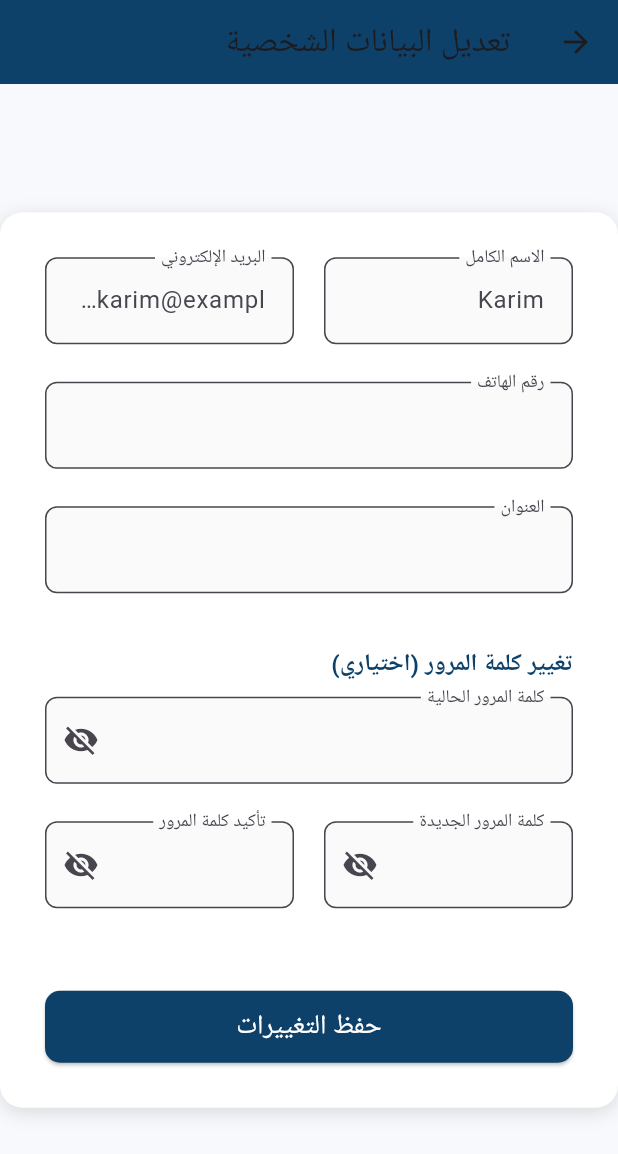
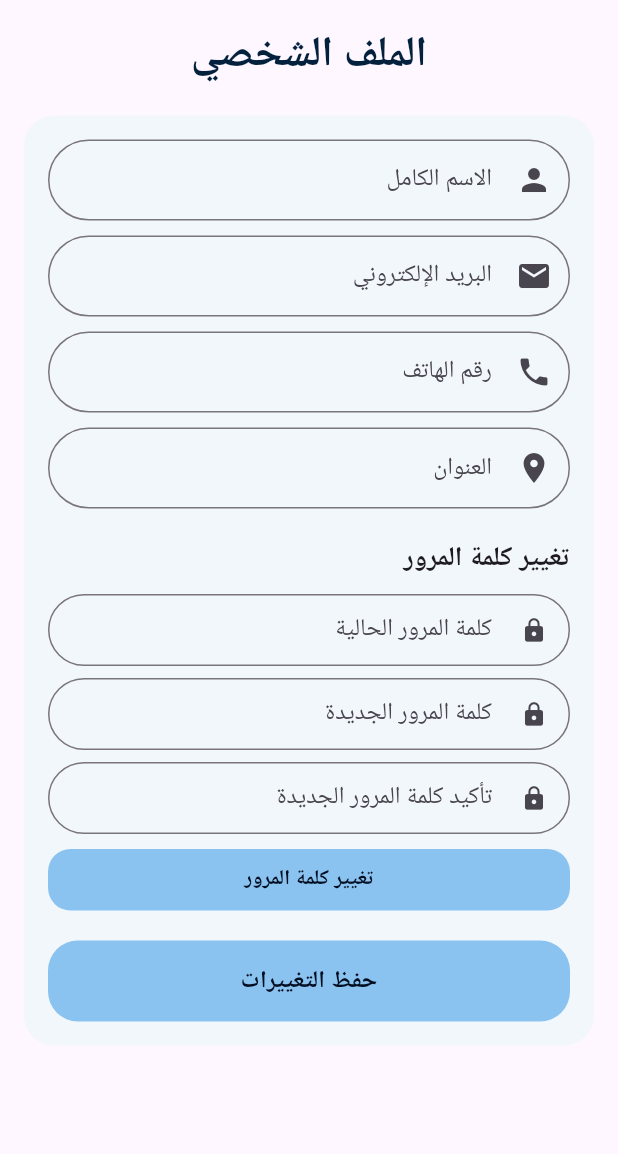
Before and after one commit to maiatef18/Mos3efFlutter, a Flutter app: the PatientProfileScreen screen opened directly, on a phone screen of 412 x 824 dp. Shown: the top 1154 px of the screen. Run offline on Flutter 3.47's test engine with Material 3 defaults, Android fonts, the phone set to English and light mode, and no system bars; our stand-ins replace shared_preferences; accounts and stored records are empty; network calls fail.

Commit message:
ahhhh shit here we go again again again again

```diff
--- a/lib/profile_ui.dart
+++ b/lib/profile_ui.dart
@@ -11,219 +11,184 @@ class PatientProfileScreen extends StatefulWidget {
 class _PatientProfileScreenState extends State<PatientProfileScreen> {
   final api = PatientProfileApiService();
   final _formKey = GlobalKey<FormState>();
+  final _passwordFormKey = GlobalKey<FormState>();
+
+
+  final name = TextEditingController();
+  final email = TextEditingController();
+  final phone = TextEditingController();
+  final address = TextEditingController();
+
+
+  final currentPass = TextEditingController();
+  final newPass = TextEditingController();
+  final confirmPass = TextEditingController();
+
   bool loading = true;
-
-  // controllers
-  final nameController = TextEditingController();
-  final emailController = TextEditingController();
-  final phoneController = TextEditingController();
-  final addressController = TextEditingController();
-
-  // password controllers
-  final currentPassController = TextEditingController();
-  final newPassController = TextEditingController();
-  final confirmPassController = TextEditingController();
-
-  // obscure toggles
-  bool obscureCurrent = true;
-  bool obscureNew = true;
-  bool obscureConfirm = true;
 
   @override
   void initState() {
     super.initState();
-    loadProfile();
+    loadData();
   }
 
-  @override
-  void dispose() {
-    // dispose controllers
-    nameController.dispose();
-    emailController.dispose();
-    phoneController.dispose();
-    addressController.dispose();
-    currentPassController.dispose();
-    newPassController.dispose();
-    confirmPassController.dispose();
-    super.dispose();
-  }
-
-  Future<void> loadProfile() async {
-    setState(() => loading = true);
-    final data = await api.getMyProfile();
-    if (mounted) {
-      if (data != null) {
-        // تأكدي أسماء الحقول هنا تطابق اللي بيرجعوه من السيرفر
-      nameController.text = data["Name"] ?? "";
-     emailController.text = data["Email"] ?? "";
-     phoneController.text = data["PhoneNumber"] ?? "";
-     addressController.text = data["Address"]??"";
+  Future<void> loadData() async {
+    final profile = await api.getMyProfile();
+    if (profile != null) {
+      name.text = profile.name;
+      email.text = profile.email;
+      phone.text = profile.phoneNumber;
+      address.text = profile.address;
     }
     setState(() => loading = false);
-    }
   }
 
   Future<void> saveProfile() async {
     if (!_formKey.currentState!.validate()) return;
 
-    // check password match if entered
-    if (newPassController.text.isNotEmpty) {
-      if (newPassController.text != confirmPassController.text) {
-        showSnack("كلمة المرور وتأكيدها غير متطابقين");
-        return;
-      }
-      if (currentPassController.text.isEmpty) {
-        showSnack("رجاءً أدخلي كلمة المرور الحالية لتغييرها");
-        return;
-      }
-    }
+    setState(() => loading = true);
 
-    // call update profile
-    showLoadingDialog();
-    final updateRes = await api.updateProfile(
-      name: nameController.text.trim(),
-      email: emailController.text.trim(),
-      phoneNumber: phoneController.text.trim(),
-      address: addressController.text.trim(),
+    final res = await api.updateProfile(
+      name: name.text.trim(),
+      email: email.text.trim(),
+      phoneNumber: phone.text.trim(),
+      address: address.text.trim(),
     );
 
-    bool okUpdate = updateRes["success"] == true;
-    String updateMsg = updateRes["message"]?.toString() ?? "";
+    setState(() => loading = false);
 
-    bool okPass = true;
-    String passMsg = "";
-
-    // if user wants to change password
-    if (newPassController.text.isNotEmpty) {
-      final passRes = await api.changePassword(
-        currentPassword: currentPassController.text,
-        newPassword: newPassController.text,
-        confirmNewPassword: confirmPassController.text,
-      );
-      okPass = passRes["success"] == true;
-      passMsg = passRes["message"]?.toString() ?? "";
-    }
-
-    Navigator.of(context).pop(); // close loading dialog
-
-    // aggregate results
-    if (okUpdate && okPass) {
-      showSnack("تم حفظ التغييرات بنجاح");
-      // clear password fields
-      currentPassController.clear();
-      newPassController.clear();
-      confirmPassController.clear();
-    } else {
-      // show combined message (prefer server messages)
-      String msg = "";
-      if (!okUpdate) msg += "حفظ البيانات فشل: $updateMsg";
-      if (!okPass) {
-        if (msg.isNotEmpty) msg += "\n";
-        msg += "تغيير كلمة المرور فشل: $passMsg";
-      }
-      showSnack(msg);
-    }
-  }
-
-  void showSnack(String text) {
     ScaffoldMessenger.of(context).showSnackBar(
-      SnackBar(content: Text(text, textAlign: TextAlign.right)),
+      SnackBar(content: Text(res["success"] == true ? "تم تحديث البيانات بنجاح" : res["message"] ?? "حدث خطأ")),
     );
   }
 
-  void showLoadingDialog() {
-    showDialog(
-      context: context,
-      barrierDismissible: false,
-      builder: (_) => const Center(child: CircularProgressIndicator()),
+  Future<void> changePassword() async {
+    if (!_passwordFormKey.currentState!.validate()) return;
+
+    setState(() => loading = true);
+
+    final res = await api.changePassword(
+      currentPassword: currentPass.text.trim(),
+      newPassword: newPass.text.trim(),
+      confirmNewPassword: confirmPass.text.trim(),
     );
+
+    setState(() => loading = false);
+
+    ScaffoldMessenger.of(context).showSnackBar(
+      SnackBar(content: Text(res["success"] == true ? "تم تغيير كلمة المرور بنجاح" : res["message"] ?? "فشل تغيير كلمة المرور")),
+    );
+
+    if (res["success"] == true) {
+      currentPass.clear();
+      newPass.clear();
+      confirmPass.clear();
+    }
   }
 
   @override
   Widget build(BuildContext context) {
-    if (loading) {
-      return const Scaffold(body: Center(child: CircularProgressIndicator()));
-    }
-
     return Directionality(
       textDirection: TextDirection.rtl,
       child: Scaffold(
-        backgroundColor: const Color(0xFFF7F9FC),
-        appBar: AppBar(
-          backgroundColor: const Color(0xFF0D416A),
-          title: const Text("تعديل البيانات الشخصية"),
+        body: SafeArea(
+          child: loading
+              ? const Center(child: CircularProgressIndicator())
+              : SingleChildScrollView(
+                  padding: const EdgeInsets.all(16),
+                  child: Column(
+                    children: [
+                      Text(
+                        "الملف الشخصي",
+                        style: const TextStyle(
+                          fontSize: 28,
+                          fontWeight: FontWeight.bold,
+                          color: Color.fromARGB(255, 3, 32, 61),
                         ),
-        body: Center(
-          child: SingleChildScrollView(
-            child: Container(
-              width: 600,
-              padding: const EdgeInsets.all(30),
+                      ),
+                      const SizedBox(height: 20),
+
+
+                      Container(
+                        padding: const EdgeInsets.all(16),
                         decoration: BoxDecoration(
-                color: Colors.white,
-                borderRadius: BorderRadius.circular(15),
-                boxShadow: const [BoxShadow(color: Colors.black12, blurRadius: 10, offset: Offset(0, 3))],
+                          color: const Color.fromARGB(255, 242, 247, 252),
+                          borderRadius: BorderRadius.circular(20),
                         ),
                         child: Form(
                           key: _formKey,
-                child: Column(crossAxisAlignment: CrossAxisAlignment.start, children: [
-                  // --- name & email
-                  Row(children: [
-                    Expanded(
-                      child: _buildTextField(controller: nameController, label: "الاسم الكامل", hint: "Karim"),
+                          child: Column(
+                            children: [
+                              _arabicField(name, "الاسم الكامل", Icons.person),
+                              const SizedBox(height: 10),
+                              _arabicField(email, "البريد الإلكتروني", Icons.email),
+                              const SizedBox(height: 10),
+                              _arabicField(phone, "رقم الهاتف", Icons.phone),
+                              const SizedBox(height: 10),
+                              _arabicField(address, "العنوان", Icons.location_on),
+                              const SizedBox(height: 20),
+
+
+                              Form(
+                                key: _passwordFormKey,
+                                child: Column(
+                                  crossAxisAlignment: CrossAxisAlignment.start,
+                                  children: [
+                                    const Text(
+                                      "تغيير كلمة المرور",
+                                      style: TextStyle(fontSize: 18, fontWeight: FontWeight.bold),
                                     ),
-                    const SizedBox(width: 20),
-                    Expanded(
-                      child: _buildTextField(controller: emailController, label: "البريد الإلكتروني", hint: "karim@example.com"),
+                                    const SizedBox(height: 10),
+                                    _smallPasswordField(currentPass, "كلمة المرور الحالية"),
+                                    const SizedBox(height: 8),
+                                    _smallPasswordField(newPass, "كلمة المرور الجديدة"),
+                                    const SizedBox(height: 8),
+                                    _smallPasswordField(confirmPass, "تأكيد كلمة المرور الجديدة"),
+                                    const SizedBox(height: 10),
+                                    GestureDetector(
+                                      onTap: changePassword,
+                                      child: Container(
+                                        padding: const EdgeInsets.symmetric(vertical: 10),
+                                        decoration: BoxDecoration(
+                                          color: const Color.fromARGB(255, 139, 195, 240),
+                                          borderRadius: BorderRadius.circular(15),
                                         ),
-                  ]),
-                  _buildTextField(controller: phoneController, label: "رقم الهاتف", hint: ""),
-                  _buildTextField(controller: addressController, label: "العنوان", hint: ""),
-
-                  const Padding(
-                    padding: EdgeInsets.symmetric(vertical: 10),
-                    child: Text('تغيير كلمة المرور (اختياري)', style: TextStyle(fontSize: 16, fontWeight: FontWeight.bold, color: Color(0xFF0D416A))),
+                                        child: const Center(
+                                          child: Text(
+                                            "تغيير كلمة المرور",
+                                            style: TextStyle(fontSize: 14, fontWeight: FontWeight.bold, color: Color.fromARGB(255, 1, 13, 33)),
+                                          ),
+                                        ),
+                                      ),
+                                    ),
+                                  ],
+                                ),
                               ),
 
-                  // current password
-                  _buildPasswordField(
-                    controller: currentPassController,
-                    label: "كلمة المرور الحالية",
-                    obscure: obscureCurrent,
-                    onToggle: () => setState(() => obscureCurrent = !obscureCurrent),
+                              const SizedBox(height: 20),
+
+
+                              GestureDetector(
+                                onTap: saveProfile,
+                                child: Container(
+                                  padding: const EdgeInsets.symmetric(vertical: 15),
+                                  decoration: BoxDecoration(
+                                    color: const Color.fromARGB(255, 139, 195, 240),
+                                    borderRadius: BorderRadius.circular(20),
                                   ),
-
-                  Row(children: [
-                    Expanded(
-                      child: _buildPasswordField(
-                        controller: newPassController,
-                        label: "كلمة المرور الجديدة",
-                        obscure: obscureNew,
-                        onToggle: () => setState(() => obscureNew = !obscureNew),
+                                  child: const Center(
+                                    child: Text(
+                                      "حفظ التغييرات",
+                                      style: TextStyle(fontSize: 16, fontWeight: FontWeight.bold, color: Color.fromARGB(255, 1, 13, 33)),
                                     ),
                                   ),
-                    const SizedBox(width: 20),
-                    Expanded(
-                      child: _buildPasswordField(
-                        controller: confirmPassController,
-                        label: "تأكيد كلمة المرور",
-                        obscure: obscureConfirm,
-                        onToggle: () => setState(() => obscureConfirm = !obscureConfirm),
                                 ),
                               ),
-                  ]),
-
-                  const SizedBox(height: 30),
-                  SizedBox(
-                    width: double.infinity,
-                    height: 48,
-                    child: ElevatedButton(
-                      style: ElevatedButton.styleFrom(backgroundColor: const Color(0xFF0D416A), shape: RoundedRectangleBorder(borderRadius: BorderRadius.circular(10))),
-                      onPressed: saveProfile,
-                      child: const Text("حفظ التغييرات", style: TextStyle(color: Colors.white, fontSize: 18)),
+                            ],
                           ),
                         ),
-                ]),
                       ),
+                    ],
                   ),
                 ),
         ),
@@ -231,55 +196,31 @@ class _PatientProfileScreenState extends State<PatientProfileScreen> {
     );
   }
 
-  Widget _buildTextField({required TextEditingController controller, required String label, required String hint}) {
-    return Padding(
-      padding: const EdgeInsets.only(bottom: 25),
-      child: TextFormField(
+  Widget _arabicField(TextEditingController controller, String label, IconData icon) {
+    return TextFormField(
       controller: controller,
-        textAlign: TextAlign.right,
-        validator: (v) {
-          if (label == "الاسم الكامل" && (v == null || v.trim().length < 3)) return "الاسم يجب أن يكون 3 أحرف على الأقل";
-          if (label == "البريد الإلكتروني" && (v == null || !RegExp(r'^[\w-\.]+@([\w-]+\.)+[\w-]{2,4}$').hasMatch(v.trim()))) return "اكتب بريد إلكتروني صالح";
-          return null;
-        },
       decoration: InputDecoration(
-          floatingLabelBehavior: FloatingLabelBehavior.always,
+        prefixIcon: Icon(icon),
         labelText: label,
-          hintText: hint,
-          contentPadding: const EdgeInsets.symmetric(vertical: 17, horizontal: 15),
-          border: OutlineInputBorder(borderRadius: BorderRadius.circular(8)),
-          filled: true,
-          fillColor: Colors.grey[50],
+        border: OutlineInputBorder(borderRadius: BorderRadius.circular(30)),
+        contentPadding: const EdgeInsets.symmetric(vertical: 15, horizontal: 15),
       ),
-      ),
+      validator: (v) => v!.trim().isEmpty ? "هذا الحقل مطلوب" : null,
     );
   }
 
-  Widget _buildPasswordField({
-    required TextEditingController controller,
-    required String label,
-    required bool obscure,
-    required VoidCallback onToggle,
-  }) {
-    return Padding(
-      padding: const EdgeInsets.only(bottom: 25),
-      child: TextFormField(
+  Widget _smallPasswordField(TextEditingController controller, String label) {
+    return TextFormField(
       controller: controller,
-        obscureText: obscure,
-        textAlign: TextAlign.right,
+      obscureText: true,
       decoration: InputDecoration(
-          floatingLabelBehavior: FloatingLabelBehavior.always,
+        prefixIcon: const Icon(Icons.lock, size: 18),
         labelText: label,
-          contentPadding: const EdgeInsets.symmetric(vertical: 17, horizontal: 15),
-          suffixIcon: IconButton(
-            icon: Icon(obscure ? Icons.visibility_off : Icons.visibility),
-            onPressed: onToggle,
+        border: OutlineInputBorder(borderRadius: BorderRadius.circular(25)),
+        contentPadding: const EdgeInsets.symmetric(vertical: 10, horizontal: 10),
       ),
-          border: OutlineInputBorder(borderRadius: BorderRadius.circular(8)),
-          filled: true,
-          fillColor: Colors.grey[50],
-        ),
-     ),
+      style: const TextStyle(fontSize: 14),
+      validator: (v) => v!.trim().isEmpty ? "هذا الحقل مطلوب" : null,
     );
   }
 }
--- a/pubspec.yaml
+++ b/pubspec.yaml
@@ -33,7 +33,8 @@ dependencies:
 
   cupertino_icons: ^1.0.8
 
-  http: ^0.13.6
+  http: ^1.6.0
+  http_parser: ^4.0.0
 
   shared_preferences: ^2.1.1
 
@@ -46,7 +47,7 @@ dev_dependencies:
   # activated in the `analysis_options.yaml` file located at the root of your
   # package. See that file for information about deactivating specific lint
   # rules and activating additional ones.
-  flutter_lints: ^5.0.0
+  flutter_lints: ^6.0.0
 
 # For information on the generic Dart part of this file, see the
 # following page: https://dart.dev/tools/pub/pubspec
```
Also changed, not shown: lib/api_profile.dart (+63 -40 lines), lib/login_page.dart (+29 -55 lines), lib/register_page.dart (+32 -96 lines), pubspec.lock. Lines whose indentation alone changed are shown as unchanged.
